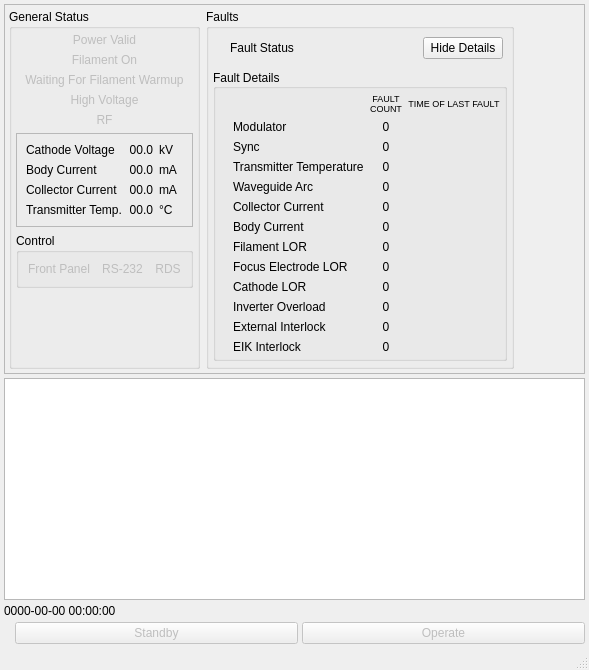
NCAR/HCR_instrument, file src/hcr_xmit/HcrXmitCtlMainWindow.ui: the form before one commit.
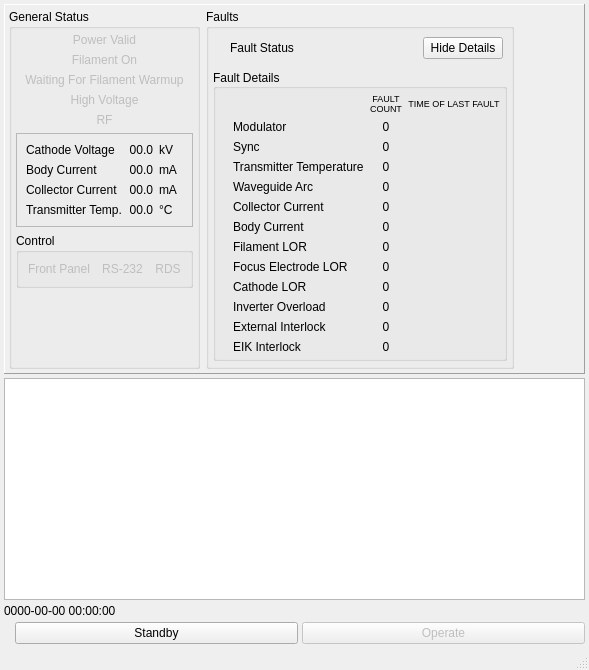
The form after the commit. Icons and pictures are not drawn.

Commit message: Small tweaks, including enabling the "Standby" button, so that I can test some basic transmitter commands.

The edit to the form file:
```diff
--- a/src/hcr_xmit/HcrXmitCtlMainWindow.ui
+++ b/src/hcr_xmit/HcrXmitCtlMainWindow.ui
@@ -24,13 +24,13 @@
     <item>
      <widget class="QFrame" name="statusFrame">
       <property name="sizePolicy">
-       <sizepolicy hsizetype="Preferred" vsizetype="MinimumExpanding">
+       <sizepolicy hsizetype="MinimumExpanding" vsizetype="MinimumExpanding">
         <horstretch>0</horstretch>
         <verstretch>0</verstretch>
        </sizepolicy>
       </property>
       <property name="frameShape">
-       <enum>QFrame::StyledPanel</enum>
+       <enum>QFrame::Panel</enum>
       </property>
       <property name="frameShadow">
        <enum>QFrame::Raised</enum>
@@ -1108,7 +1108,7 @@
       <item>
        <widget class="QPushButton" name="standbyButton">
         <property name="enabled">
-         <bool>false</bool>
+         <bool>true</bool>
         </property>
         <property name="sizePolicy">
          <sizepolicy hsizetype="MinimumExpanding" vsizetype="Preferred">
```
Left out of the diff: 19 changed lines with no effect on the pictures.
